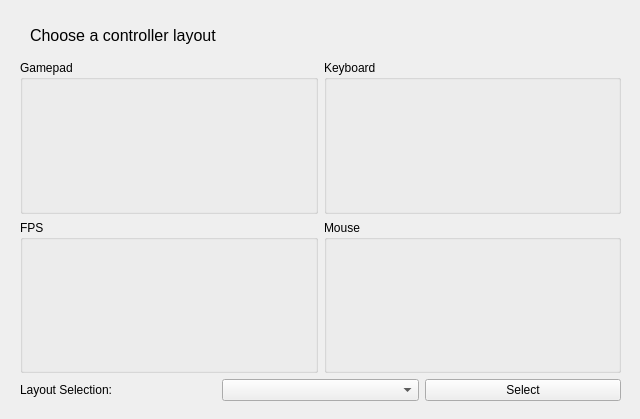
Above: UniversalGamingApp/controllerlayout.ui from wicked-rose/UniversalGaming before the change. Below: the same form after it.
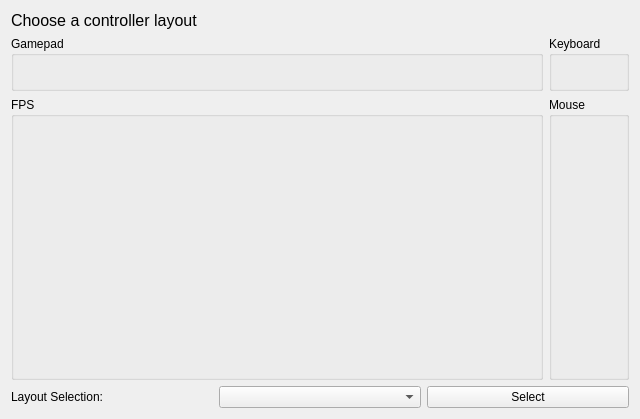
That is the form after the change. Icons and pictures are not drawn.

Patch:
```diff
--- a/UniversalGamingApp/controllerlayout.ui
+++ b/UniversalGamingApp/controllerlayout.ui
@@ -13,15 +13,9 @@
   <property name="windowTitle">
    <string>Form</string>
   </property>
+  <layout class="QVBoxLayout" name="verticalLayout_2">
+   <item>
   <widget class="QLabel" name="label">
-   <property name="geometry">
-    <rect>
-     <x>30</x>
-     <y>20</y>
-     <width>251</width>
-     <height>31</height>
-    </rect>
-   </property>
    <property name="font">
     <font>
      <pointsize>12</pointsize>
@@ -31,87 +25,50 @@
     <string>Choose a controller layout</string>
    </property>
   </widget>
-  <widget class="QWidget" name="verticalLayoutWidget">
-   <property name="geometry">
-    <rect>
-     <x>20</x>
-     <y>60</y>
-     <width>601</width>
-     <height>341</height>
-    </rect>
-   </property>
+   </item>
+   <item>
    <layout class="QVBoxLayout" name="verticalLayout" stretch="1,0">
     <property name="spacing">
      <number>6</number>
     </property>
     <item>
      <layout class="QGridLayout" name="gridLayout">
-      <item row="1" column="0">
-       <widget class="QGroupBox" name="groupBox">
-        <property name="title">
-         <string>FPS</string>
-        </property>
-        <widget class="QLabel" name="label_2">
-         <property name="geometry">
-          <rect>
-           <x>20</x>
-           <y>10</y>
-           <width>251</width>
-           <height>131</height>
-          </rect>
-         </property>
-         <property name="text">
-          <string/>
-         </property>
-         <property name="pixmap">
-          <pixmap>../../../Downloads/FPSLayout.png</pixmap>
-         </property>
-         <property name="scaledContents">
-          <bool>true</bool>
-         </property>
-        </widget>
-       </widget>
-      </item>
-      <item row="1" column="1">
-       <widget class="QGroupBox" name="groupBox_2">
-        <property name="title">
-         <string>Mouse</string>
-        </property>
-        <widget class="QLabel" name="label_6">
-         <property name="geometry">
-          <rect>
-           <x>20</x>
-           <y>10</y>
-           <width>251</width>
-           <height>131</height>
-          </rect>
-         </property>
-         <property name="text">
-          <string/>
-         </property>
-         <property name="pixmap">
-          <pixmap>../../../Downloads/MouseLayout.png</pixmap>
-         </property>
-         <property name="scaledContents">
-          <bool>true</bool>
-         </property>
-        </widget>
-       </widget>
-      </item>
       <item row="0" column="1">
        <widget class="QGroupBox" name="groupBox_4">
         <property name="title">
          <string>Keyboard</string>
         </property>
+         <layout class="QVBoxLayout" name="verticalLayout_6">
+          <item>
         <widget class="QLabel" name="label_4">
-         <property name="geometry">
-          <rect>
-           <x>28</x>
-           <y>5</y>
-           <width>241</width>
-           <height>141</height>
-          </rect>
-         </property>
+            <property name="text">
+             <string/>
+            </property>
+            <property name="pixmap">
+             <pixmap>../build-UniversalGamingApp-Desktop_Qt_6_4_2_MinGW_64_bit-Debug/Resources/KeyboardLayout-Transparent.png</pixmap>
+            </property>
+            <property name="scaledContents">
+             <bool>true</bool>
+            </property>
+           </widget>
+          </item>
+         </layout>
+        </widget>
+       </item>
+       <item row="1" column="0">
+        <widget class="QGroupBox" name="groupBox">
+         <property name="title">
+          <string>FPS</string>
+         </property>
+         <layout class="QVBoxLayout" name="verticalLayout_3">
+          <item>
+           <widget class="QLabel" name="label_2">
+            <property name="sizePolicy">
+             <sizepolicy hsizetype="MinimumExpanding" vsizetype="MinimumExpanding">
+              <horstretch>0</horstretch>
+              <verstretch>0</verstretch>
+             </sizepolicy>
+            </property>
          <property name="text">
           <string/>
          </property>
@@ -122,6 +79,8 @@
           <bool>true</bool>
          </property>
         </widget>
+          </item>
+         </layout>
        </widget>
       </item>
       <item row="0" column="0">
@@ -129,15 +88,31 @@
         <property name="title">
          <string>Gamepad</string>
         </property>
+         <layout class="QVBoxLayout" name="verticalLayout_5">
+          <item>
         <widget class="QLabel" name="label_5">
-         <property name="geometry">
-          <rect>
-           <x>28</x>
-           <y>5</y>
-           <width>241</width>
-           <height>141</height>
-          </rect>
-         </property>
+            <property name="text">
+             <string/>
+            </property>
+            <property name="pixmap">
+             <pixmap>../build-UniversalGamingApp-Desktop_Qt_6_4_2_MinGW_64_bit-Debug/Resources/GamepadLayout.png</pixmap>
+            </property>
+            <property name="scaledContents">
+             <bool>true</bool>
+            </property>
+           </widget>
+          </item>
+         </layout>
+        </widget>
+       </item>
+       <item row="1" column="1">
+        <widget class="QGroupBox" name="groupBox_2">
+         <property name="title">
+          <string>Mouse</string>
+         </property>
+         <layout class="QVBoxLayout" name="verticalLayout_4">
+          <item>
+           <widget class="QLabel" name="label_6">
          <property name="text">
           <string/>
          </property>
@@ -148,6 +123,8 @@
           <bool>true</bool>
          </property>
         </widget>
+          </item>
+         </layout>
        </widget>
       </item>
      </layout>
@@ -184,7 +161,8 @@
      </layout>
     </item>
    </layout>
-  </widget>
+   </item>
+  </layout>
  </widget>
  <resources/>
  <connections/>
```
Left out of the diff: 4 changed lines with no effect on the pictures. Lines whose indentation alone changed are shown as unchanged.
